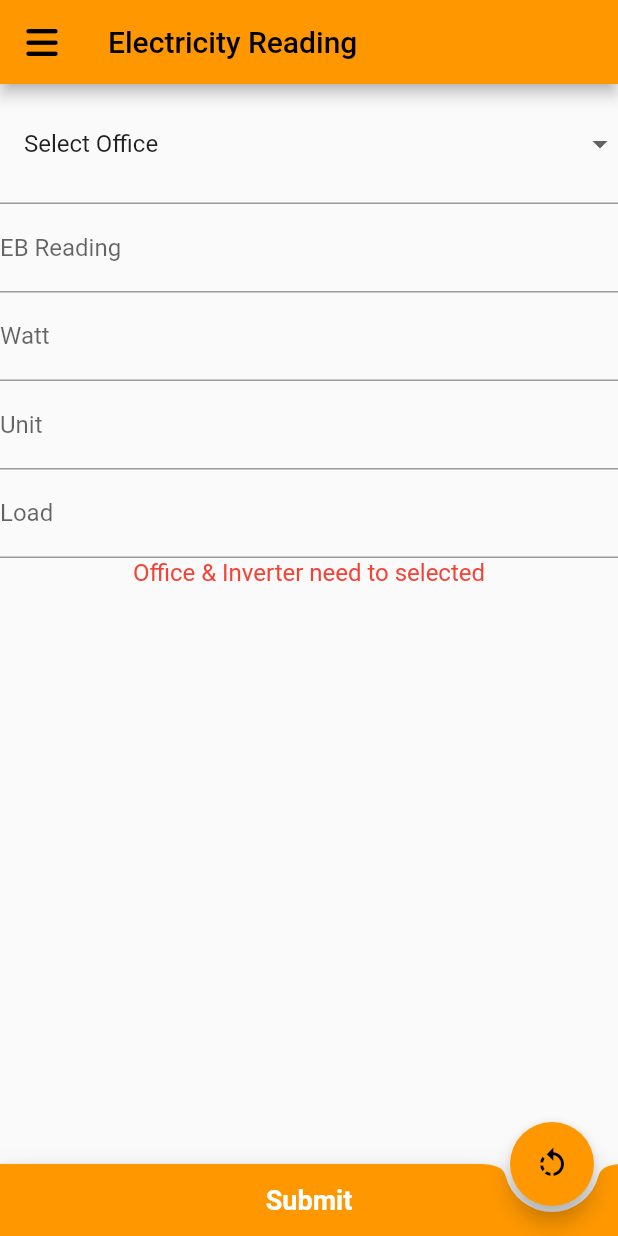
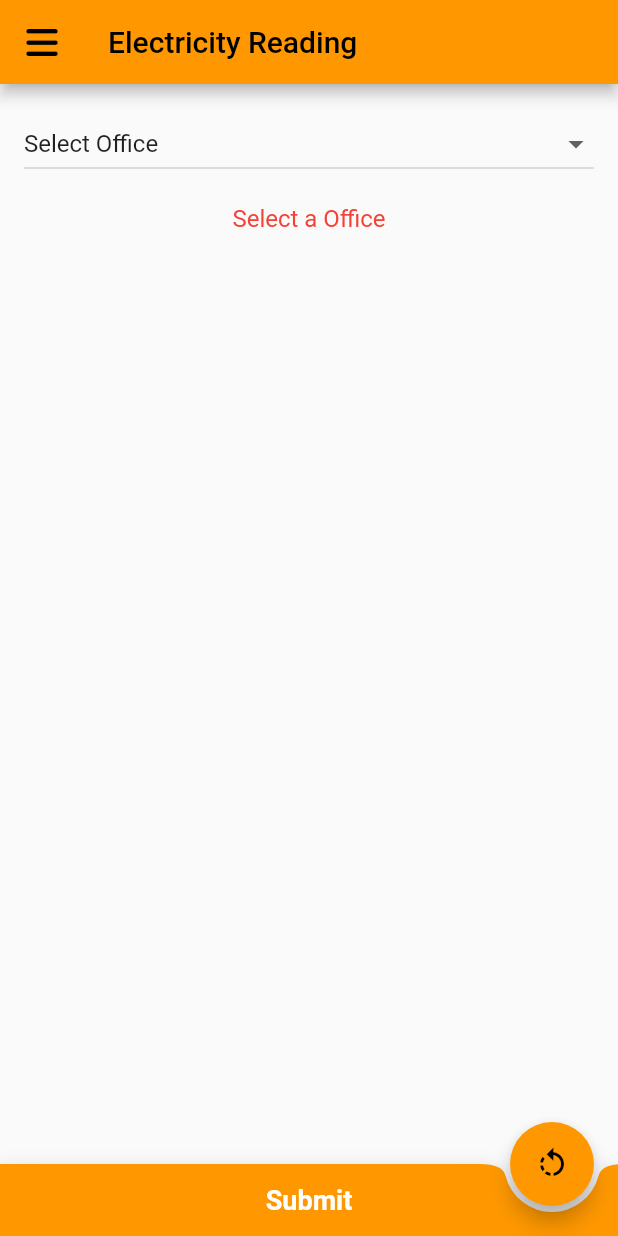
Before and after one commit to SriSitharth/SolarApp, a Flutter app: the screen it shows after launch, after a tap on "Submit", on a phone screen of 412 x 824 dp. Run offline on Flutter 3.47's test engine with Material 2 defaults, Android fonts, the light colour scheme and no system bars; our stand-ins replace cloud_firestore, firebase_core, fl_chart, flutter_local_notifications, font_awesome_flutter, timezone; accounts and stored records are empty.

Commit message:
Homepage UI Change

```diff
--- a/lib/homepage.dart
+++ b/lib/homepage.dart
@@ -1,135 +1,107 @@
-import 'dart:io';
+import 'dart:async';
 import 'package:flutter/material.dart';
 import 'package:flutter/services.dart';
-import 'package:image_picker/image_picker.dart';
+import 'package:font_awesome_flutter/font_awesome_flutter.dart';
+import 'package:cloud_firestore/cloud_firestore.dart';
 import 'package:inventory/addproduct.dart';
 import 'package:inventory/result.dart';
-import 'package:font_awesome_flutter/font_awesome_flutter.dart';
-import 'package:cloud_firestore/cloud_firestore.dart';
 import 'package:inventory/settings.dart';
-import 'package:firebase_storage/firebase_storage.dart';
 import 'package:inventory/tabledata.dart';
 
 class MyHomePage extends StatefulWidget {
-  const MyHomePage({super.key});
+  const MyHomePage({Key? key}) : super(key: key);
+
   @override
   _MyHomePageState createState() => _MyHomePageState();
 }
 
 class _MyHomePageState extends State<MyHomePage> {
   final _formKey = GlobalKey<FormState>();
-  final TextEditingController _textField1Controller = TextEditingController();
-  final TextEditingController _textField2Controller = TextEditingController();
-  final TextEditingController _textField3Controller = TextEditingController();
-  final TextEditingController _textField4Controller = TextEditingController();
   String selectedOffice = "0";
-  String selectedInverter = "0";
-  bool inputWattError = false;
-  bool inputUnitError = false;
-  bool inputLoadError = false;
-  bool inputEbError = false;
-  bool inputWattSuccess = false;
-  bool inputUnitSuccess = false;
-  bool inputLoadSuccess = false;
-  bool inputEbSuccess =false;
-  File? _selectedImage;
-  bool uploadImageSuccess = false;
+  List<String> officeNameList = [];
+  late TextEditingController EbController;
+  Map<String, TextEditingController> unitControllers = {};
+  Map<String, TextEditingController> loadControllers = {};
   String _uploadStatusText = "";
   Color _uploadStatusColor = Colors.black;
 
-  void _submitForm() async {
-    if (selectedOffice == "0" || selectedInverter == "0") {
+  Future<List<String>> fetchOfficeNames() async {
+    CollectionReference office =
+        FirebaseFirestore.instance.collection('office_list');
+    QuerySnapshot snapshot = await office.get();
+    List<DocumentSnapshot> documents = snapshot.docs;
+    List<String> officeNames = [];
+    for (var element in documents) {
+      String officeName = element.get('OfficeName');
+      officeNames.add(officeName);
+      //Function Only for OfficeNameList and adding controller
+      officeNameList.add(officeName);
+    }
+    return officeNames;
+  }
+
+  Future<void> _submitForm() async {
+    if (selectedOffice != "0") {
+      final String uniqueFileName =
+          (DateTime.now().millisecondsSinceEpoch ~/ 1000).toString();
+      CollectionReference ebRef = FirebaseFirestore.instance
+          .collection('office_list/$selectedOffice/EB_Readings');
+      String ebInput = EbController.text;
+      // Setting State for EB Input
+      if (ebInput.isEmpty) {
         setState(() {
-        _textField1Controller.clear();
-        _textField2Controller.clear();
-        _textField3Controller.clear();
-        _textField4Controller.clear();
-        _uploadStatusText = "Office & Inverter need to selected";
+          _uploadStatusText = "EB Reading cannot be empty";
+          _uploadStatusColor = Colors.red;
+        });
+        return;
+      }
+      // Unit & Load Upload
+      CollectionReference invRef = FirebaseFirestore.instance
+          .collection('office_list/$selectedOffice/inverter_list');
+      QuerySnapshot invSnapshot = await invRef.get();
+      List<DocumentSnapshot> documents = invSnapshot.docs;
+      for (var element in documents) {
+        String invDoc = element.id;
+        String inverterName = element.get('InverterName');
+        String unitInput = unitControllers[inverterName]!.text;
+        String loadInput = loadControllers[inverterName]!.text;
+        // Setting State for Unit & Load Input
+        if (unitInput.isEmpty && loadInput.isEmpty) {
+          setState(() {
+            _uploadStatusText = "Unit & Load Reading cannot be empty";
             _uploadStatusColor = Colors.red;
           });
           return;
         }
 
-    // if (selectedOffice != "0" || selectedInverter == "0") {
-    //   setState(() {
-    //     _textField2Controller.clear();
-    //     _textField3Controller.clear();
-    //     _textField4Controller.clear();
-    //     _uploadStatusText = "Inverter need to selected";
-    //     _uploadStatusColor = Colors.red;
-    //   });
-    //   return;
-    // }
-
-    // Unit Value
-    String inputEb = _textField1Controller.text;
-    String inputWatt = _textField2Controller.text;
-    String inputUnit = _textField3Controller.text;
-    String inputLoad = _textField4Controller.text;
-
-    if (inputEb.isEmpty) {
-      setState(() {
-        inputEbError = true;
-        inputEbSuccess = false;
+        try {
+          await invRef.doc(invDoc).collection('unit').doc(uniqueFileName).set({
+            'UnitValue': int.parse(unitInput),
           });
+          await invRef.doc(invDoc).collection('load').doc(uniqueFileName).set({
+            'LoadValue': int.parse(loadInput),
+          });
+        } catch (e) {
+          // ignore: use_build_context_synchronously
+          ScaffoldMessenger.of(context).showSnackBar(
+            SnackBar(
+              content: Text('Error adding Unit/Load Reading : $e'),
+              duration: const Duration(seconds: 5),
+            ),
+          );
           return;
         }
-    setState(() {
-      inputEbError = false;
-      inputEbSuccess = false;
-    });
-    if (inputWatt.isEmpty) {
-      setState(() {
-        inputWattError = true;
-        inputWattSuccess = false;
-      });
-      return;
-    }
-    setState(() {
-      inputWattError = false;
-      inputWattSuccess = false;
-    });
-    if (inputUnit.isEmpty) {
-      setState(() {
-        inputUnitError = true;
-        inputUnitSuccess = false;
-      });
-      return;
-    }
-    setState(() {
-      inputUnitError = false;
-      inputUnitSuccess = false;
-    });
-    if (inputLoad.isEmpty) {
-      setState(() {
-        inputLoadError = true;
-        inputLoadSuccess = false;
-      });
-      return;
-    }
-    setState(() {
-      inputLoadError = false;
-      inputLoadSuccess = false;
-    });
-
-    final String uniqueFileName = (DateTime.now().millisecondsSinceEpoch ~/ 1000).toString();
-    int inputEBValue = int.parse(inputEb);
-    int inputWattValue = int.parse(inputWatt);
-    int inputUnitValue = int.parse(inputUnit);
-    int inputLoadValue = int.parse(inputLoad);
-
-    // EB Value Upload
-    CollectionReference ebRef = FirebaseFirestore.instance.collection(
-        'office_list/$selectedOffice/eb_list');
+        // EB Reading Upload
         try {
           await ebRef.doc(uniqueFileName).set({
-        'EBValue': inputEBValue,
+            'EBValue': int.parse(ebInput),
           });
           setState(() {
-        inputEbSuccess = true;
-        _textField1Controller.clear();
+            _uploadStatusText = "EB Reading added successfully";
+            EbController.clear();
           });
         } catch (e) {
+          // ignore: use_build_context_synchronously
           ScaffoldMessenger.of(context).showSnackBar(
             SnackBar(
               content: Text('Error adding EB Reading : $e'),
@@ -138,143 +110,21 @@ class _MyHomePageState extends State<MyHomePage> {
           );
           return;
         }
-
-    // Watt Value Upload
-    CollectionReference wattRef = FirebaseFirestore.instance.collection(
-        'office_list/$selectedOffice/inverter_list/$selectedInverter/watt');
-    try {
-      await wattRef.doc(uniqueFileName).set({
-        'WattValue': inputWattValue,
-      });
-      setState(() {
-        inputWattSuccess = true;
-        _textField2Controller.clear();
-      });
-    } catch (e) {
-      ScaffoldMessenger.of(context).showSnackBar(
-        SnackBar(
-          content: Text('Error adding Watt : $e'),
-          duration: const Duration(seconds: 5),
-        ),
-      );
-      return;
       }
-
-    // Unit Value Upload
-    CollectionReference unitRef = FirebaseFirestore.instance.collection(
-        'office_list/$selectedOffice/inverter_list/$selectedInverter/unit');
-    try {
-      await unitRef.doc(uniqueFileName).set({
-        'UnitValue': inputUnitValue,
-      });
-      setState(() {
-        inputUnitSuccess = true;
-        _textField3Controller.clear();
-      });
-    } catch (e) {
-      ScaffoldMessenger.of(context).showSnackBar(
-        SnackBar(
-          content: Text('Error adding unit : $e'),
-          duration: const Duration(seconds: 5),
-        ),
-      );
-      return;
-    }
-
-    // Load Value Upload
-    CollectionReference loadRef = FirebaseFirestore.instance.collection(
-        'office_list/$selectedOffice/inverter_list/$selectedInverter/load');
-    try {
-      await loadRef.doc(uniqueFileName).set({
-        'LoadValue': inputLoadValue,
-      });
-      setState(() {
-        inputLoadSuccess = true;
-        _textField4Controller.clear();
-      });
-    } catch (e) {
-      ScaffoldMessenger.of(context).showSnackBar(SnackBar(
-        content: Text('Error adding unit : $e'),
-        duration: const Duration(seconds: 5),
-      ));
     }
   }
 
   void _resetForm() {
-    _textField1Controller.clear();
-    _textField2Controller.clear();
-    _textField3Controller.clear();
-    _textField4Controller.clear();
     setState(() {
       selectedOffice = "0";
-      selectedInverter = "0";
-      inputEbError = false;
-      inputEbSuccess = false;
-      inputWattError =false;
-      inputWattSuccess = false;
-      inputUnitError = false;
-      inputUnitSuccess = false;
-      inputLoadError = false;
-      inputLoadSuccess = false;
-      _selectedImage = null;
       _uploadStatusText = "";
-      _uploadStatusColor = Colors.black;
     });
   }
 
-  Future<void> _uploadImage() async {
-    if (selectedOffice == "0" || selectedInverter == "0") {
-      setState(() {
-        inputLoadError = true;
-        inputUnitError = true;
-        _textField3Controller.clear();
-        _textField4Controller.clear();
-        _selectedImage = null;
-        _uploadStatusText = "Office & Inverter need to selected";
-        _uploadStatusColor = Colors.red;
-      });
-      return;
-    }
-    if (_selectedImage == null) {
-      setState(() {
-        _uploadStatusText = "Image not found. Please capture image";
-        _uploadStatusColor = Colors.red;
-      });
-      return;
-    }
-
-    final String uniqueFileName =
-        (DateTime.now().millisecondsSinceEpoch ~/ 1000).toString();
-    final Reference storageReference = FirebaseStorage.instance
-        .ref()
-        .child('Images')
-        .child('$uniqueFileName.jpg');
-    final UploadTask uploadTask = storageReference.putFile(_selectedImage!);
-
-    try {
-      await uploadTask.whenComplete(() async {
-        // Image upload is complete
-        final String imageUrl = await storageReference.getDownloadURL();
-        await FirebaseFirestore.instance
-            .collection(
-                'office_list/$selectedOffice/inverter_list/$selectedInverter/image')
-            .doc(uniqueFileName)
-            .set({
-          'ImageUrl': imageUrl,
-        });
-        setState(() {
-          _uploadStatusText = "Image uploaded successfully!";
-          _uploadStatusColor = Colors.green;
-          uploadImageSuccess = true;
-          _selectedImage = null;
-        });
-      });
-    } catch (e) {
-      setState(() {
-        _uploadStatusText = "Image upload failed. Please try again.";
-        _uploadStatusColor = Colors.red;
-      });
-    }
+  @override
+  void initState() {
+    super.initState();
+    fetchOfficeNames();
   }
 
   @override
@@ -292,17 +142,7 @@ class _MyHomePageState extends State<MyHomePage> {
             );
           },
         ),
-        // actions: [
-        //   IconButton(
-        //     onPressed: () {
-        //       _ImageFromCamera();
-        //     },
-        //     icon: const Icon(Icons.camera_alt),
-        //   ),
-        // ],
       ),
-
-      //Used for Drawer
       drawer: Drawer(
         backgroundColor: Colors.orange,
         child: ListView(
@@ -346,8 +186,8 @@ class _MyHomePageState extends State<MyHomePage> {
               title: const Text('Data Table'),
               leading: const Icon(FontAwesomeIcons.table),
               onTap: () {
-                Navigator.push(
-                    context, MaterialPageRoute(builder: (context) => Tabledata()));
+                Navigator.push(context,
+                    MaterialPageRoute(builder: (context) => Tabledata()));
               },
             ),
             const Divider(
@@ -367,164 +207,59 @@ class _MyHomePageState extends State<MyHomePage> {
           ],
         ),
       ),
-
       body: SingleChildScrollView(
         child: Form(
           key: _formKey,
           child: Column(
-            mainAxisAlignment: MainAxisAlignment.center,
             children: <Widget>[
-
-              // Select Office Name
               StreamBuilder<QuerySnapshot>(
                 stream: FirebaseFirestore.instance
                     .collection('office_list')
                     .snapshots(),
                 builder: (context, snapshot) {
-                    List<DropdownMenuItem> officeName = [];
                   if (!snapshot.hasData) {
-                      const CircularProgressIndicator();
+                    return const CircularProgressIndicator();
                   } else {
-                      final company = snapshot.data?.docs.toList();
-                      officeName.add(
+                    List<DropdownMenuItem> officeItems = [];
+                    final offices = snapshot.data?.docs.toList();
+                    officeItems.add(
                       const DropdownMenuItem(
                         value: "0",
                         child: Text('Select Office'),
                       ),
                     );
-                      for (var companyName in company!) {
-                        officeName.add(DropdownMenuItem(
-                            value: companyName.id,
-                            child: Text(companyName['OfficeName'])));
+                    for (var office in offices!) {
+                      officeItems.add(DropdownMenuItem(
+                          value: office.id, child: Text(office['OfficeName'])));
                     }
-                    }
-                    return DropdownButtonFormField(
-                      items: officeName,
+                    return DropdownButton(
+                      items: officeItems,
                       onChanged: (clientValue) {
                         setState(() {
                           selectedOffice = clientValue;
                         });
                       },
                       value: selectedOffice,
-                      validator: (value) =>
-                          value == "0" ? 'field required' : null,
                       isExpanded: true,
                       padding: const EdgeInsets.all(16.0),
                     );
-                  }),
-
-                  const SizedBox(width: 16.0),
-
-              // Type EB Reading Value
-              Expanded(
-                child: TextFormField(
-                  keyboardType: TextInputType.number,
-                  controller: _textField1Controller,
-                  decoration: InputDecoration(
-                    labelText: 'EB Reading',
-                    errorText:
-                    inputWattError ? 'EB Reading cannot be empty' : null,
-                    helperText:
-                    inputWattSuccess ? 'EB Reading added successfully' : null,
+                  }
+                },
               ),
-                  inputFormatters: [FilteringTextInputFormatter.digitsOnly],
+              if (selectedOffice != "0")
+                Padding(
+                  padding: const EdgeInsets.all(16),
+                  child: Column(
+                    crossAxisAlignment: CrossAxisAlignment.center,
+                    children: <Widget>[
+                      buildOfficeRow(selectedOffice),
+                      const Padding(
+                        padding: EdgeInsets.symmetric(vertical: 10),
+                      ),
+                      buildInvertersList(selectedOffice),
+                    ],
                   ),
                 ),
-
-              // Select Inverter Type
-              // StreamBuilder<QuerySnapshot>(
-              //     stream: FirebaseFirestore.instance
-              //         .collection('office_list/$selectedOffice/inverter_list')
-              //         .snapshots(),
-              //     builder: (context, snapshot) {
-              //       List<DropdownMenuItem> inverterName = [];
-              //       if (!snapshot.hasData) {
-              //         const CircularProgressIndicator();
-              //       } else {
-              //         final company = snapshot.data?.docs.toList();
-              //         inverterName.add(
-              //           const DropdownMenuItem(
-              //             value: "0",
-              //             child: Text('Select Inverter'),
-              //           ),
-              //         );
-              //         for (var companyName in company!) {
-              //           inverterName.add(DropdownMenuItem(
-              //               value: companyName.id,
-              //               child: Text(companyName['InverterName'])));
-              //         }
-              //       }
-              //       return DropdownButtonFormField(
-              //         items: inverterName,
-              //         onChanged: (clientValue) {
-              //           setState(() {
-              //             selectedInverter = clientValue;
-              //           });
-              //         },
-              //         value: selectedInverter,
-              //         validator: (value) =>
-              //             value == "0" ? 'field required' : null,
-              //         isExpanded: true,
-              //         padding: const EdgeInsets.all(16.0),
-              //       );
-              //     }),
-
-              // Type Watt Value
-              Expanded(
-                child: TextFormField(
-                  keyboardType: TextInputType.number,
-                  controller: _textField2Controller,
-                  decoration: InputDecoration(
-                    labelText: 'Watt',
-                    errorText:
-                        inputWattError ? 'Watt value cannot be empty' : null,
-                    helperText:
-                        inputWattSuccess ? 'Watt added successfully' : null,
-                  ),
-                  inputFormatters: [FilteringTextInputFormatter.digitsOnly],
-                ),
-              ),
-
-              // Type Unit Value
-              Expanded(
-                child: TextFormField(
-                  keyboardType: TextInputType.number,
-                  controller: _textField3Controller,
-                  decoration: InputDecoration(
-                    labelText: 'Unit',
-                    errorText:
-                        inputUnitError ? 'Unit value cannot be empty' : null,
-                    helperText:
-                        inputUnitSuccess ? 'Unit added successfully' : null,
-                  ),
-                  inputFormatters: [FilteringTextInputFormatter.digitsOnly],
-                ),
-              ),
-
-              //Type Load Value
-              Expanded(
-                child: TextFormField(
-                  keyboardType: TextInputType.number,
-                  controller: _textField4Controller,
-                  decoration: InputDecoration(
-                    labelText: 'Load',
-                    errorText:
-                        inputLoadError ? 'Type value cannot be empty' : null,
-                    helperText:
-                        inputLoadSuccess ? 'Load added successfully' : null,
-                  ),
-                  inputFormatters: [FilteringTextInputFormatter.digitsOnly],
-                ),
-              ),
-
-              // //Image Viewer
-              // SizedBox(
-              //   width: 150.0,
-              //   height: 150.0,
-              //   child:
-              //       _selectedImage != null ? Image.file(_selectedImage!) : null,
-              // ),
-
               // Text Alert
               Text(
                 _uploadStatusText,
@@ -537,55 +272,130 @@ class _MyHomePageState extends State<MyHomePage> {
           ),
         ),
       ),
-
       bottomNavigationBar: BottomAppBar(
         color: Colors.orange,
         shape: const CircularNotchedRectangle(),
         child: MaterialButton(
-              child: const Text('Submit',
+          child: const Text(
+            'Submit',
             style: TextStyle(
               color: Colors.white,
               fontWeight: FontWeight.bold,
               fontSize: 18.0,
-                  )),
+            ),
+          ),
           onPressed: () async {
-                // if (_selectedImage != null) {
-                //   _submitForm();
-                //   _uploadImage();
-                // } else {
-                //   setState(() {
-                //     _uploadStatusText = "Take a Picture";
-                //     _uploadStatusColor = Colors.red;
-                //   });
-                // }
+            if (selectedOffice != "0") {
               _submitForm();
-              })),
-
+            } else {
+              setState(() {
+                _uploadStatusText = "Select a Office";
+                _uploadStatusColor = Colors.red;
+              });
+            }
+          },
+        ),
+      ),
       floatingActionButton: FloatingActionButton(
         tooltip: 'Reset',
         onPressed: () {
           _resetForm();
         },
-          child: const Icon(Icons.rotate_left)),
+        child: const Icon(Icons.rotate_left),
+      ),
       floatingActionButtonLocation: FloatingActionButtonLocation.endDocked,
     );
   }
 
-  Future _ImageFromCamera() async {
-    final returnedImage =
-        await ImagePicker().pickImage(source: ImageSource.camera);
-    if (returnedImage == null) return;
-    setState(() {
-      _selectedImage = File(returnedImage.path);
-      _uploadStatusText = "Image Captured";
-      _uploadStatusColor = Colors.black;
-    });
+  Widget buildOfficeRow(String selectedOffice) {
+    EbController = TextEditingController();
+    return Row(
+      children: [
+        Text(
+          officeNameList[int.parse(selectedOffice) - 1],
+          style: const TextStyle(fontSize: 16),
+        ),
+        const Padding(padding: EdgeInsets.symmetric(horizontal: 26)),
+        Expanded(
+          child: TextFormField(
+            controller: EbController,
+            keyboardType: TextInputType.number,
+            decoration: const InputDecoration(
+              border: OutlineInputBorder(),
+              labelText: 'EB Reading',
+            ),
+            inputFormatters: [FilteringTextInputFormatter.digitsOnly],
+          ),
+        ),
+      ],
+    );
   }
 
-  @override
-  void dispose() {
-    _textField3Controller.dispose();
-    _textField4Controller.dispose();
-    super.dispose();
+  Widget buildInvertersList(String selectedOffice) {
+    return StreamBuilder<QuerySnapshot>(
+      stream: FirebaseFirestore.instance
+          .collection('office_list')
+          .doc(selectedOffice)
+          .collection('inverter_list')
+          .snapshots(),
+      builder: (context, snapshot) {
+        if (!snapshot.hasData) {
+          return const CircularProgressIndicator();
+        } else {
+          List inverterNames =
+              snapshot.data!.docs.map((doc) => doc['InverterName']).toList();
+          return ListView.builder(
+            shrinkWrap: true,
+            itemCount: inverterNames.length,
+            itemBuilder: (context, inverterIndex) {
+              String unitCont = inverterNames[inverterIndex];
+              String loadCont = inverterNames[inverterIndex];
+              unitControllers[unitCont] = TextEditingController();
+              loadControllers[loadCont] = TextEditingController();
+              return Row(
+                children: [
+                  Text(
+                    inverterNames[inverterIndex],
+                    style: const TextStyle(fontSize: 16),
+                  ),
+                  const Padding(
+                    padding: EdgeInsets.symmetric(horizontal: 35, vertical: 30),
+                  ),
+
+                  // Unit Textbox
+                  Expanded(
+                    child: TextFormField(
+                      controller: unitControllers[unitCont],
+                      keyboardType: TextInputType.number,
+                      decoration: const InputDecoration(
+                        border: OutlineInputBorder(),
+                        labelText: 'Unit',
+                      ),
+                      inputFormatters: [FilteringTextInputFormatter.digitsOnly],
+                    ),
+                  ),
+                  const Padding(
+                      padding:
+                          EdgeInsets.symmetric(horizontal: 15, vertical: 45)),
+
+                  // Load Textbox
+                  Expanded(
+                    child: TextFormField(
+                      controller: loadControllers[loadCont],
+                      keyboardType: TextInputType.number,
+                      decoration: const InputDecoration(
+                        border: OutlineInputBorder(),
+                        labelText: 'Load',
+                      ),
+                      inputFormatters: [FilteringTextInputFormatter.digitsOnly],
+                    ),
+                  ),
+                ],
+              );
+            },
+          );
+        }
+      },
+    );
   }
 }
```
Lines whose indentation alone changed are shown as unchanged.
